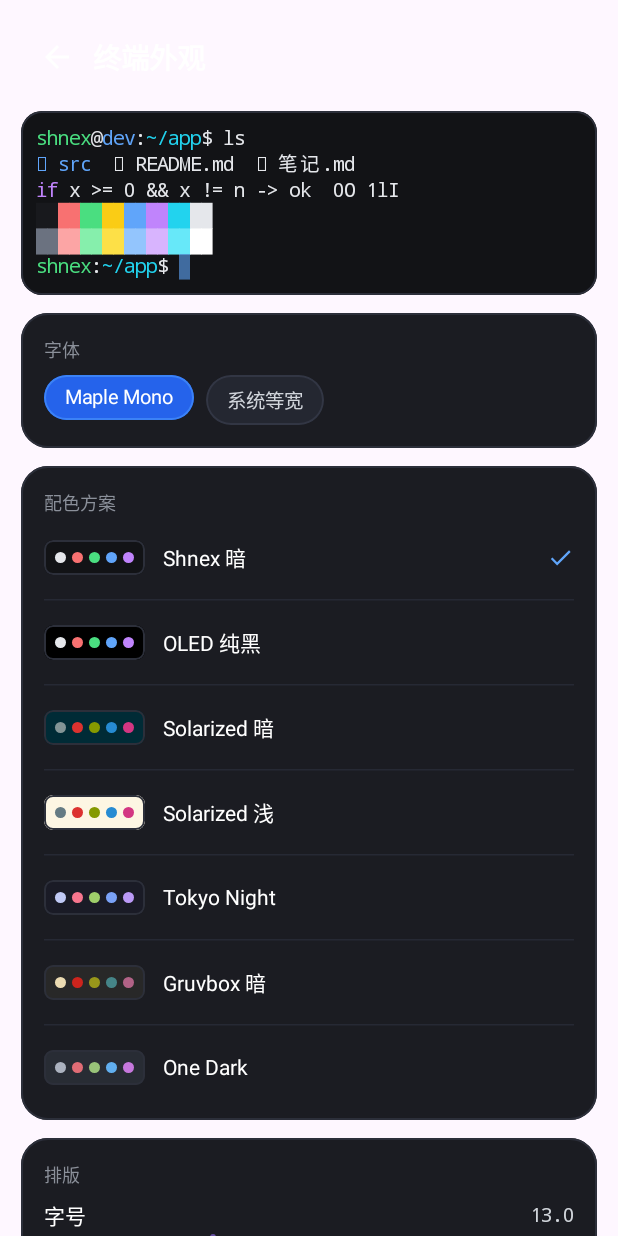
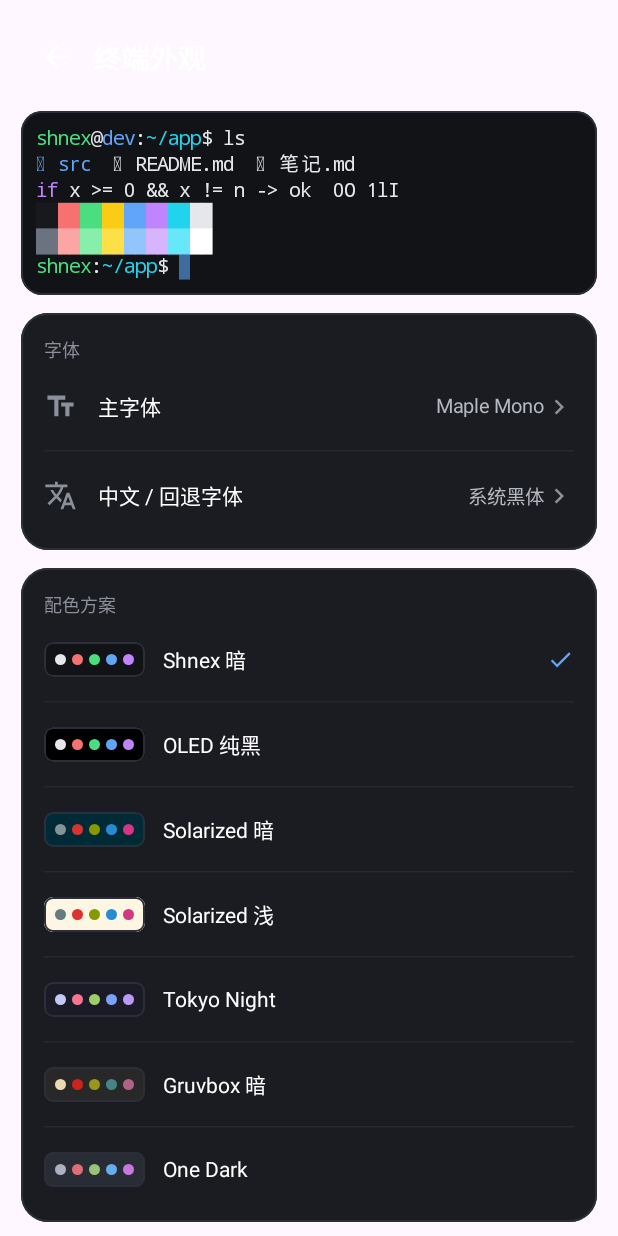
Before and after one commit to qwkeen101/shnex, an Android app built with Jetpack Compose: the composable AppearanceScreen shown on its own in the app's theme, on a phone screen of 412 x 824 dp. Run offline under Robolectric (Android 15) with nearby library versions, the phone set to English and light mode, and no system bars; pictures from the network do not load; Roboto replaces fonts that are not available here.

Commit message:
feat(android): font store with 主字体 / 中文回退字体
- Add TerminalFonts.kt: pinned catalog (bundled Maple Mono NF, Maple Mono NF CN,
  JetBrains Mono, Fira Code, Hack, system mono/sans) with sha256 verification
- Download a single TTF out of an official release zip via HTTP range requests
  (Maple NF CN: ~9.2 MB instead of the 151.6 MB archive)
- Render CJK with the fallback font (centered in its two cells) and fall back
  per glyph for single-width characters the primary font lacks (cached)
- Appearance page: 主字体 / 中文 / 回退字体 rows open a 字体 page with font
  cards (主字体 / 回退 / 下载 / 删除)

Co-Authored-By: Claude Opus 5.5 <noreply@anthropic.com>

```diff
--- a/mobile/android/app/src/main/java/dev/shnex/app/MainActivity.kt
+++ b/mobile/android/app/src/main/java/dev/shnex/app/MainActivity.kt
@@ -101,6 +101,7 @@ import androidx.compose.ui.unit.dp
 import androidx.compose.ui.unit.sp
 import dev.shnex.app.data.HostItem
 import dev.shnex.app.service.ShnexRelayService
+import dev.shnex.app.terminal.FontCatalog
 import dev.shnex.app.terminal.TerminalCanvasView
 import dev.shnex.app.terminal.rememberTerminalImeController
 import dev.shnex.app.ui.AppearanceScreen
@@ -850,7 +851,7 @@ private fun SessionsScreen(
                 renderTick = active.renderTick,
                 appearance = vm.appearance,
                 scheme = vm.terminalScheme,
-                typeface = vm.terminalTypeface(),
+                fonts = vm.terminalFonts(),
                 onFontSizeChanged = { sp -> vm.updateAppearance { it.copy(fontSizeSp = sp) } },
                 imeController = imeController,
                 onInterceptCtrlLetter = { ch ->
@@ -1042,7 +1043,7 @@ private fun MobileSettingsScreen(vm: WorkbenchViewModel) {
                     Column(modifier = Modifier.weight(1f)) {
                         Text("终端外观", color = Color.White, fontSize = 14.sp, fontWeight = FontWeight.Medium)
                         Text(
-                            text = "${vm.appearance.font.label} · ${vm.terminalScheme.name}",
+                            text = "${FontCatalog.byId(vm.appearance.primaryFontId)?.name.orEmpty()} · ${vm.terminalScheme.name}",
                             color = Color(0xFF8B909A),
                             fontSize = 12.sp
                         )
--- a/mobile/android/app/src/main/java/dev/shnex/app/terminal/TerminalAppearance.kt
+++ b/mobile/android/app/src/main/java/dev/shnex/app/terminal/TerminalAppearance.kt
@@ -1,13 +1,6 @@
 package dev.shnex.app.terminal
 
-import android.content.Context
 import android.content.SharedPreferences
-import android.graphics.Typeface
-
-enum class TerminalFont(val label: String) {
-    MAPLE_MONO("Maple Mono"),
-    SYSTEM_MONO("系统等宽")
-}
 
 enum class CursorStyle(val label: String) {
     BLOCK("方块"),
@@ -25,13 +18,18 @@ class TerminalColorScheme(
 )
 
 data class TerminalAppearance(
-    val font: TerminalFont = TerminalFont.MAPLE_MONO,
+    /** Font for single-width cells; glyphs it lacks (and all CJK) use [fallbackFontId]. */
+    val primaryFontId: String = FontCatalog.DEFAULT_PRIMARY,
+    /** The 中文 / 回退字体 setting. */
+    val fallbackFontId: String = FontCatalog.DEFAULT_FALLBACK,
     val schemeId: String = TerminalColorSchemes.DEFAULT_ID,
     val fontSizeSp: Float = 13f,
     val lineHeightScale: Float = 1.12f,
     val cursorStyle: CursorStyle = CursorStyle.BLOCK
 ) {
     fun normalized(): TerminalAppearance = copy(
+        primaryFontId = FontCatalog.byId(primaryFontId)?.id ?: FontCatalog.DEFAULT_PRIMARY,
+        fallbackFontId = FontCatalog.byId(fallbackFontId)?.id ?: FontCatalog.DEFAULT_FALLBACK,
         schemeId = TerminalColorSchemes.byId(schemeId).id,
         fontSizeSp = fontSizeSp.coerceIn(FONT_SIZE_MIN, FONT_SIZE_MAX),
         lineHeightScale = lineHeightScale.coerceIn(LINE_HEIGHT_MIN, LINE_HEIGHT_MAX)
@@ -103,26 +101,12 @@ fun resolveColor(code: Int, scheme: TerminalColorScheme): Int = when {
     else -> code
 }
 
-object TerminalFonts {
-    private const val MAPLE_ASSET = "fonts/MapleMono-NF-Regular.ttf"
-
-    @Volatile
-    private var maple: Typeface? = null
-
-    fun typeface(context: Context, font: TerminalFont): Typeface = when (font) {
-        TerminalFont.SYSTEM_MONO -> Typeface.MONOSPACE
-        TerminalFont.MAPLE_MONO -> maple ?: synchronized(this) {
-            maple ?: (runCatching { Typeface.createFromAsset(context.assets, MAPLE_ASSET) }.getOrNull()
-                ?: Typeface.MONOSPACE).also { maple = it }
-        }
-    }
-}
-
 class TerminalAppearanceStore(private val prefs: SharedPreferences) {
     fun load(): TerminalAppearance {
         val d = TerminalAppearance()
         return TerminalAppearance(
-            font = enumOr(prefs.getString(KEY_FONT, null), d.font),
+            primaryFontId = prefs.getString(KEY_PRIMARY_FONT, null) ?: d.primaryFontId,
+            fallbackFontId = prefs.getString(KEY_FALLBACK_FONT, null) ?: d.fallbackFontId,
             schemeId = prefs.getString(KEY_SCHEME, null) ?: d.schemeId,
             fontSizeSp = prefs.getFloat(KEY_FONT_SIZE, d.fontSizeSp),
             lineHeightScale = prefs.getFloat(KEY_LINE_HEIGHT, d.lineHeightScale),
@@ -132,7 +116,8 @@ class TerminalAppearanceStore(private val prefs: SharedPreferences) {
 
     fun save(a: TerminalAppearance) {
         prefs.edit()
-            .putString(KEY_FONT, a.font.name)
+            .putString(KEY_PRIMARY_FONT, a.primaryFontId)
+            .putString(KEY_FALLBACK_FONT, a.fallbackFontId)
             .putString(KEY_SCHEME, a.schemeId)
             .putFloat(KEY_FONT_SIZE, a.fontSizeSp)
             .putFloat(KEY_LINE_HEIGHT, a.lineHeightScale)
@@ -144,7 +129,8 @@ class TerminalAppearanceStore(private val prefs: SharedPreferences) {
         enumValues<E>().firstOrNull { it.name == name } ?: fallback
 
     private companion object {
-        const val KEY_FONT = "term_font"
+        const val KEY_PRIMARY_FONT = "term_primary_font"
+        const val KEY_FALLBACK_FONT = "term_fallback_font"
         const val KEY_SCHEME = "term_scheme"
         const val KEY_FONT_SIZE = "term_font_size_sp"
         const val KEY_LINE_HEIGHT = "term_line_height"
--- a/mobile/android/app/src/main/java/dev/shnex/app/terminal/TerminalCanvas.kt
+++ b/mobile/android/app/src/main/java/dev/shnex/app/terminal/TerminalCanvas.kt
@@ -619,6 +619,9 @@ private fun isLigatureRunChar(cell: TermCell): Boolean {
  * Draws a terminal snapshot onto a native canvas. Shared by the live terminal and the
  * appearance preview so both always render identically.
  *
+ * Fonts: see [TerminalFontPair]. Double-width (CJK) cells are drawn with the fallback font,
+ * centered in their two-cell slot when its glyph is narrower than the slot.
+ *
  * Backgrounds are painted first for the whole row, then text. Consecutive cells holding
  * printable single-width ASCII with identical style are drawn with one drawText call so
  * fonts with programming ligatures (Maple Mono) can join them; ligature glyphs keep each
@@ -630,6 +633,7 @@ fun drawTerminalGrid(
     m: TerminalMetrics,
     textPaint: Paint,
     bgPaint: Paint,
+    fonts: TerminalFontPair,
     scheme: TerminalColorScheme,
     cursorStyle: CursorStyle,
     showCursor: Boolean,
@@ -682,12 +686,28 @@ fun drawTerminalGrid(
                 }
                 nc.drawText(run, 0, run.length, leftX, baseY, textPaint)
                 c = e
+            } else if (cell.width == 2) {
+                textPaint.typeface = fonts.fallback
+                var x = leftX
+                if (fonts.fallback !== fonts.primary) {
+                    val slack = 2f * m.cellW - textPaint.measureText(cell.text)
+                    if (slack > 0f) x += slack * 0.5f
+                }
+                nc.drawText(cell.text, x, baseY, textPaint)
+                textPaint.typeface = fonts.primary
+                c++
+            } else if (!fonts.primaryHasGlyph(cell.text)) {
+                textPaint.typeface = fonts.fallback
+                nc.drawText(cell.text, leftX, baseY, textPaint)
+                textPaint.typeface = fonts.primary
+                c++
             } else {
                 nc.drawText(cell.text, leftX, baseY, textPaint)
                 c++
             }
         }
     }
+    textPaint.typeface = fonts.primary
     textPaint.isFakeBoldText = false
     textPaint.isUnderlineText = false
 
@@ -717,7 +737,7 @@ fun TerminalCanvasView(
     renderTick: Long,
     appearance: TerminalAppearance,
     scheme: TerminalColorScheme,
-    typeface: Typeface,
+    fonts: TerminalFontPair,
     onFontSizeChanged: (Float) -> Unit,
     imeController: TerminalImeController? = null,
     onInterceptCtrlLetter: (ch: Char) -> Boolean = { false },
@@ -752,12 +772,12 @@ fun TerminalCanvasView(
 
     val fontPx = with(density) { fontSp.sp.toPx() }
     val pad = 6f * density.density
-    val metrics = measureTerminalGrid(textPaint, typeface, fontPx, appearance.lineHeightScale, pad)
+    val metrics = measureTerminalGrid(textPaint, fonts.primary, fontPx, appearance.lineHeightScale, pad)
     val cellW = metrics.cellW
     val cellH = metrics.cellH
     val latestCellH by rememberUpdatedState(cellH)
 
-    LaunchedEffect(sizePair, fontSp, appearance.lineHeightScale, typeface) {
+    LaunchedEffect(sizePair, fontSp, appearance.lineHeightScale, fonts.primary) {
         if (sizePair.width > 40 && sizePair.height > 40) {
             val padPx = 2f * pad
             val cols = max(24, floor((sizePair.width - padPx) / cellW).toInt())
@@ -773,7 +793,7 @@ fun TerminalCanvasView(
         }
     }
 
-    val snap = remember(renderTick, scrollOffset, fontSp, sizePair, canvasSize, composingText, appearance.lineHeightScale, typeface) {
+    val snap = remember(renderTick, scrollOffset, fontSp, sizePair, canvasSize, composingText, appearance.lineHeightScale, fonts.primary) {
         buffer.snapshot(scrollOffset)
     }
 
@@ -880,6 +900,7 @@ fun TerminalCanvasView(
                 m = metrics,
                 textPaint = textPaint,
                 bgPaint = bgPaint,
+                fonts = fonts,
                 scheme = scheme,
                 cursorStyle = appearance.cursorStyle,
                 showCursor = !composing && scrollOffset == 0,
--- a/mobile/android/app/src/main/java/dev/shnex/app/ui/AppearanceScreen.kt
+++ b/mobile/android/app/src/main/java/dev/shnex/app/ui/AppearanceScreen.kt
@@ -1,7 +1,6 @@
 package dev.shnex.app.ui
 
 import android.graphics.Paint
-import android.graphics.Typeface
 import androidx.activity.compose.BackHandler
 import androidx.compose.foundation.Canvas
 import androidx.compose.foundation.background
@@ -25,7 +24,10 @@ import androidx.compose.foundation.shape.RoundedCornerShape
 import androidx.compose.foundation.verticalScroll
 import androidx.compose.material.icons.Icons
 import androidx.compose.material.icons.automirrored.filled.ArrowBack
+import androidx.compose.material.icons.automirrored.filled.KeyboardArrowRight
 import androidx.compose.material.icons.filled.Check
+import androidx.compose.material.icons.filled.TextFields
+import androidx.compose.material.icons.filled.Translate
 import androidx.compose.material3.HorizontalDivider
 import androidx.compose.material3.Icon
 import androidx.compose.material3.IconButton
@@ -35,6 +37,7 @@ import androidx.compose.material3.Text
 import androidx.compose.runtime.Composable
 import androidx.compose.runtime.getValue
 import androidx.compose.runtime.mutableIntStateOf
+import androidx.compose.runtime.mutableStateOf
 import androidx.compose.runtime.remember
 import androidx.compose.runtime.setValue
 import androidx.compose.ui.Alignment
@@ -42,6 +45,7 @@ import androidx.compose.ui.Modifier
 import androidx.compose.ui.draw.clip
 import androidx.compose.ui.graphics.Color
 import androidx.compose.ui.graphics.nativeCanvas
+import androidx.compose.ui.graphics.vector.ImageVector
 import androidx.compose.ui.layout.onSizeChanged
 import androidx.compose.ui.platform.LocalDensity
 import androidx.compose.ui.text.font.FontFamily
@@ -53,7 +57,8 @@ import dev.shnex.app.terminal.CursorStyle
 import dev.shnex.app.terminal.TerminalAppearance
 import dev.shnex.app.terminal.TerminalColorScheme
 import dev.shnex.app.terminal.TerminalColorSchemes
-import dev.shnex.app.terminal.TerminalFont
+import dev.shnex.app.terminal.FontCatalog
+import dev.shnex.app.terminal.TerminalFontPair
 import dev.shnex.app.terminal.drawTerminalGrid
 import dev.shnex.app.terminal.measureTerminalGrid
 import kotlin.math.floor
@@ -80,10 +85,15 @@ private val MutedText = Color(0xFF8B909A)
 
 @Composable
 fun AppearanceScreen(vm: WorkbenchViewModel, onBack: () -> Unit) {
+    var showFonts by remember { mutableStateOf(false) }
+    if (showFonts) {
+        FontStoreScreen(vm = vm, onBack = { showFonts = false })
+        return
+    }
     BackHandler(onBack = onBack)
     val a = vm.appearance
     val scheme = vm.terminalScheme
-    val typeface = vm.terminalTypeface()
+    val fonts = vm.terminalFonts()
 
     Column(
         modifier = Modifier
@@ -99,11 +109,15 @@ fun AppearanceScreen(vm: WorkbenchViewModel, onBack: () -> Unit) {
             Text("终端外观", color = Color.White, fontSize = 19.sp, fontWeight = FontWeight.Bold)
         }
 
-        TerminalPreviewCard(a, scheme, typeface)
+        TerminalPreviewCard(a, scheme, fonts)
 
         SettingsGroup("字体") {
-            OptionChips(TerminalFont.entries, a.font, { it.label }) { f ->
-                vm.updateAppearance { it.copy(font = f) }
+            NavRow(Icons.Default.TextFields, "主字体", FontCatalog.byId(a.primaryFontId)?.name.orEmpty()) {
+                showFonts = true
+            }
+            HorizontalDivider(color = Color(0xFF262934))
+            NavRow(Icons.Default.Translate, "中文 / 回退字体", FontCatalog.byId(a.fallbackFontId)?.name.orEmpty()) {
+                showFonts = true
             }
         }
 
@@ -144,13 +158,13 @@ fun AppearanceScreen(vm: WorkbenchViewModel, onBack: () -> Unit) {
 }
 
 @Composable
-private fun TerminalPreviewCard(a: TerminalAppearance, scheme: TerminalColorScheme, typeface: Typeface) {
+private fun TerminalPreviewCard(a: TerminalAppearance, scheme: TerminalColorScheme, fonts: TerminalFontPair) {
     val density = LocalDensity.current
     val textPaint = remember { Paint(Paint.ANTI_ALIAS_FLAG or Paint.SUBPIXEL_TEXT_FLAG) }
     val bgPaint = remember { Paint() }
     val pad = 10f * density.density
     val fontPx = with(density) { a.fontSizeSp.sp.toPx() }
-    val metrics = measureTerminalGrid(textPaint, typeface, fontPx, a.lineHeightScale, pad)
+    val metrics = measureTerminalGrid(textPaint, fonts.primary, fontPx, a.lineHeightScale, pad)
 
     var widthPx by remember { mutableIntStateOf(0) }
     val cols = if (widthPx > 0) floor((widthPx - 2f * pad) / metrics.cellW).toInt().coerceAtLeast(20) else 40
@@ -175,6 +189,7 @@ private fun TerminalPreviewCard(a: TerminalAppearance, scheme: TerminalColorSche
             m = metrics,
             textPaint = textPaint,
             bgPaint = bgPaint,
+            fonts = fonts,
             scheme = scheme,
             cursorStyle = a.cursorStyle,
             showCursor = true,
@@ -196,6 +211,28 @@ private fun SettingsGroup(title: String, content: @Composable ColumnScope.() ->
             Text(title, color = MutedText, fontSize = 12.sp, fontWeight = FontWeight.Medium)
             content()
         }
+    }
+}
+
+@Composable
+private fun NavRow(icon: ImageVector, title: String, value: String, onClick: () -> Unit) {
+    Row(
+        modifier = Modifier
+            .fillMaxWidth()
+            .clickable(onClick = onClick)
+            .padding(vertical = 10.dp),
+        verticalAlignment = Alignment.CenterVertically
+    ) {
+        Icon(icon, contentDescription = null, tint = MutedText, modifier = Modifier.size(22.dp))
+        Spacer(Modifier.width(14.dp))
+        Text(title, color = Color.White, fontSize = 14.sp, modifier = Modifier.weight(1f))
+        Text(value, color = Color(0xFFB4B8C0), fontSize = 13.sp)
+        Icon(
+            Icons.AutoMirrored.Filled.KeyboardArrowRight,
+            contentDescription = null,
+            tint = MutedText,
+            modifier = Modifier.size(20.dp)
+        )
     }
 }
 
```
Also changed, not shown: mobile/android/app/src/main/java/dev/shnex/app/terminal/TerminalFonts.kt (added, +379 -0 lines), mobile/android/app/src/main/java/dev/shnex/app/ui/FontStoreScreen.kt (added, +171 -0 lines), mobile/android/app/src/main/java/dev/shnex/app/ui/WorkbenchViewModel.kt (+63 -2 lines), 1 other file.
